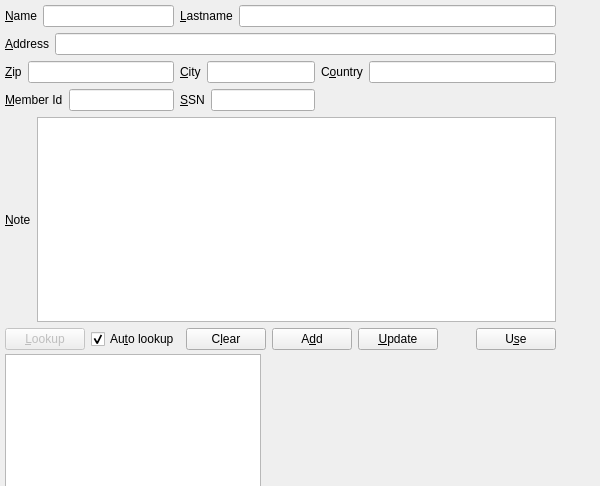
Old version of the form hirerdialog.ui in the repository RoskildeSkiklub/ssfh.
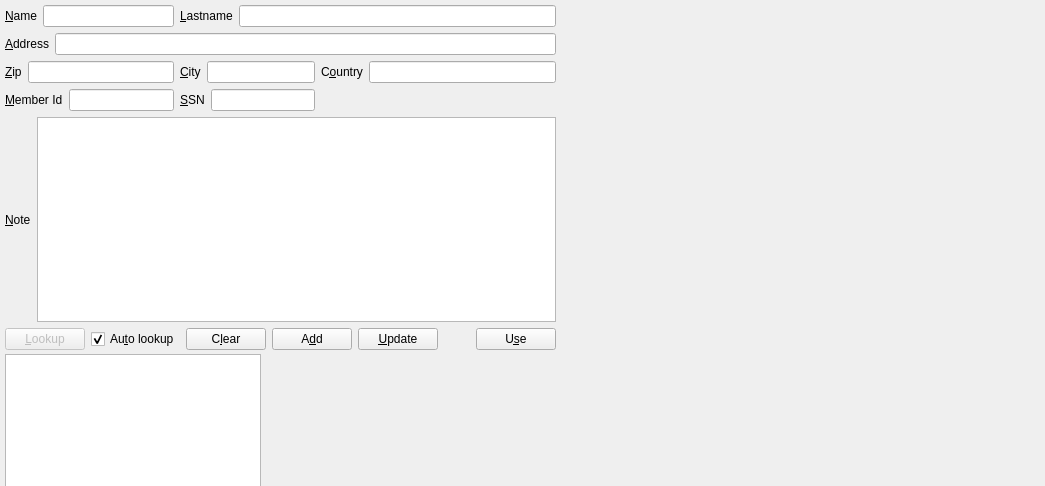
New version of the form.

```diff
--- a/hirerdialog.ui
+++ b/hirerdialog.ui
@@ -6,7 +6,7 @@
    <rect>
     <x>0</x>
     <y>0</y>
-    <width>600</width>
+    <width>1045</width>
     <height>486</height>
    </rect>
   </property>
```
